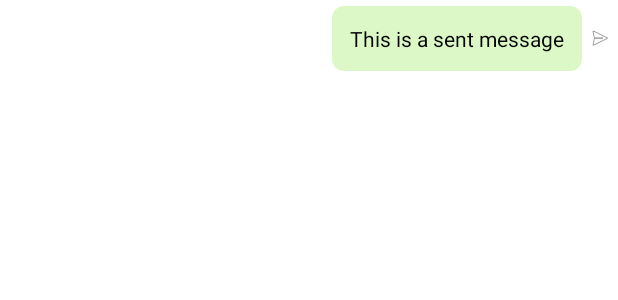
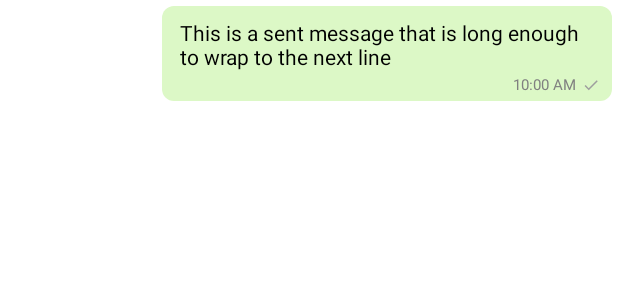
Before and after one commit to UirateAtua/Nyxx, an Android app: the layout item_message_sent.xml on its own in the app's theme, with its tools: preview values and no code run, on a phone screen of 412 x 824 dp. Shown: the top 300 px of the screen. Run offline under Robolectric (Android 15) with nearby library versions, the phone set to English and light mode, and no system bars.

Commit message:
Layout changes

```diff
--- a/app/src/main/res/layout/item_message_sent.xml
+++ b/app/src/main/res/layout/item_message_sent.xml
@@ -1,9 +1,9 @@
 <?xml version="1.0" encoding="utf-8"?>
-<LinearLayout xmlns:android="http://schemas.android.com/apk/res/android"
+<androidx.constraintlayout.widget.ConstraintLayout xmlns:android="http://schemas.android.com/apk/res/android"
+    xmlns:app="http://schemas.android.com/apk/res-auto"
+    xmlns:tools="http://schemas.android.com/tools"
     android:layout_width="match_parent"
     android:layout_height="wrap_content"
-    android:gravity="end|center_vertical"
-    android:orientation="horizontal"
     android:padding="4dp">
 
     <TextView
@@ -11,16 +11,37 @@
         android:layout_width="wrap_content"
         android:layout_height="wrap_content"
         android:background="@drawable/bg_message_sent"
-        android:padding="12dp"
+        android:paddingStart="12dp"
+        android:paddingTop="8dp"
+        android:paddingEnd="12dp"
+        android:paddingBottom="20dp"
         android:textColor="@android:color/black"
-        android:text="This is a sent message" />
+        app:layout_constraintEnd_toEndOf="parent"
+        app:layout_constraintTop_toTopOf="parent"
+        android:maxWidth="300dp"
+        tools:text="This is a sent message that is long enough to wrap to the next line" />
+
+    <TextView
+        android:id="@+id/textViewTimestamp"
+        android:layout_width="wrap_content"
+        android:layout_height="wrap_content"
+        android:layout_marginEnd="4dp"
+        android:layout_marginBottom="4dp"
+        android:textColor="#808080"
+        android:textSize="10sp"
+        app:layout_constraintBottom_toBottomOf="@+id/textViewMessage"
+        app:layout_constraintEnd_toStartOf="@+id/sent_tick"
+        tools:text="10:00 AM" />
 
     <ImageView
         android:id="@+id/sent_tick"
-        android:layout_width="16dp"
-        android:layout_height="16dp"
-        android:layout_marginStart="4dp"
-        android:src="@android:drawable/ic_menu_send"
-        android:contentDescription="Sent"/>
+        android:layout_width="12dp"
+        android:layout_height="12dp"
+        android:layout_marginEnd="8dp"
+        android:src="@drawable/ic_tick_sent"
+        app:layout_constraintBottom_toBottomOf="@+id/textViewTimestamp"
+        app:layout_constraintEnd_toEndOf="@+id/textViewMessage"
+        app:layout_constraintTop_toTopOf="@+id/textViewTimestamp"
+        android:contentDescription="Sent" />
 
-</LinearLayout>
+</androidx.constraintlayout.widget.ConstraintLayout>
```
Also changed, not shown: app/src/main/java/com/ladybug/nyxx/MainActivity.kt (+56 -19 lines).
